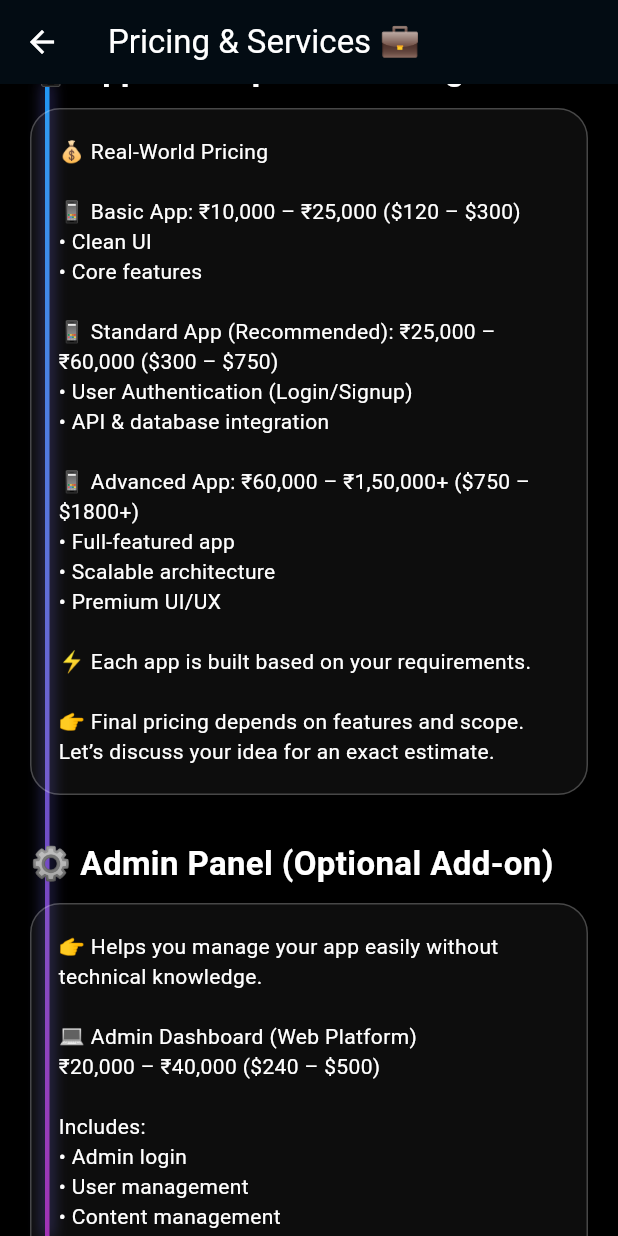
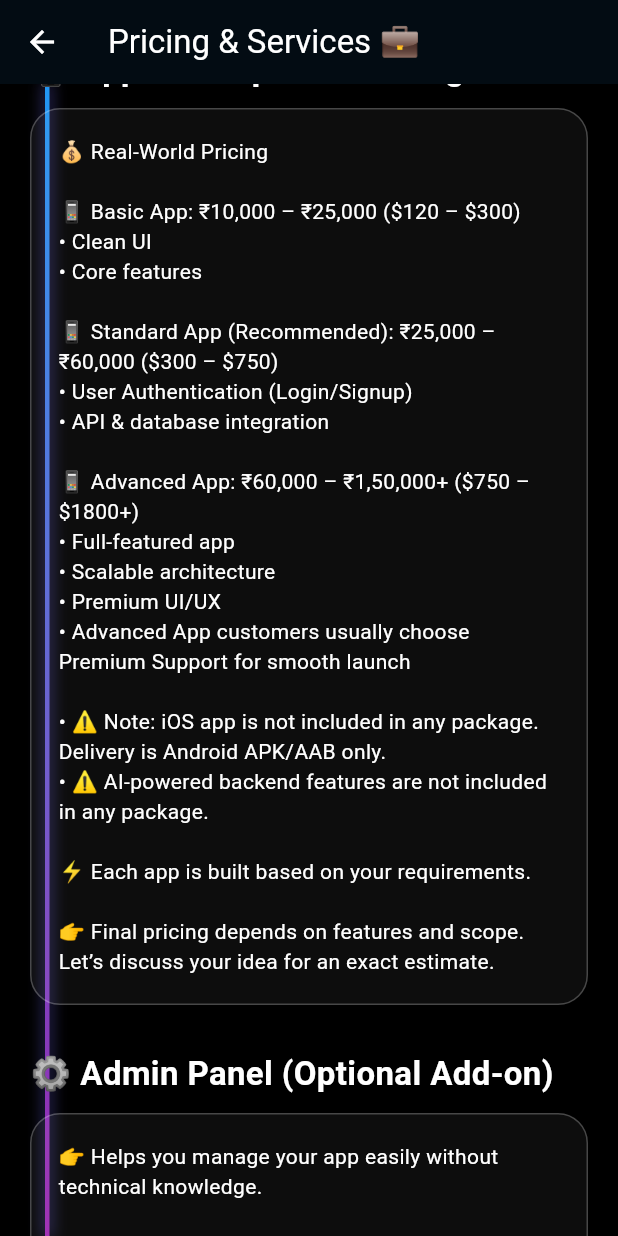
Before and after one commit to sagarborkar0888-wq/sagar-portfolio, a Flutter app: the PricingSection screen opened directly, scrolled down 576 dp, on a phone screen of 412 x 824 dp. Run offline on Flutter 3.47's test engine with Material 3 defaults, Android fonts, the phone set to English and light mode, and no system bars; our stand-ins replace cached_network_image, visibility_detector.

Commit message:
Update website

```diff
--- a/lib/screens/pricing_section.dart
+++ b/lib/screens/pricing_section.dart
@@ -26,9 +26,8 @@ class PricingSection extends StatelessWidget {
               children: [
 
                 _title("💼 Services Offered"),
-                UiHelper.scrollAnimation(
-                  child: _section(_services()),
-                ),
+                 _section(_services()),
+
 
                 _title("💎 Custom App Pricing"),
 
@@ -59,7 +58,10 @@ class PricingSection extends StatelessWidget {
                           "📱 Advanced App: ₹60,000 – ₹1,50,000+ (\$750 – \$1800+)\n"
                           "• Full-featured app\n"
                           "• Scalable architecture\n"
-                          "• Premium UI/UX\n\n"
+                          "• Premium UI/UX\n"
+                          "• Advanced App customers usually choose Premium Support for smooth launch\n\n"
+                          "• ⚠ Note: iOS app is not included in any package. Delivery is Android APK/AAB only.\n"
+                          "• ⚠ AI-powered backend features are not included in any package.\n\n"
 
                           "⚡ Each app is built based on your requirements.\n\n"
                           "👉 Final pricing depends on features and scope.\n"
@@ -322,9 +324,10 @@ Thank you.
   ];
 
   List<Widget> _support() => const [
-    Text("• Basic: No Support"),
-    Text("• Standard: 7 Days"),
-    Text("• Premium: 30 Days"),
+    Text("• Basic: No Support – Just app delivery"),
+    Text("• Standard: 7 Days – Minor bug fixes after launch"),
+    Text("• Premium: 30 Days – Full launch support + minor updates (recommended for Advanced Apps)"),
+    Text("• Optional: Monthly Support – Ongoing updates & maintenance (₹5k–10k/month)"),
   ];
 
   List<Widget> _payment() => const [
```
Also changed, not shown: lib/screens/about_section.dart (+7 -6 lines), lib/screens/home_section.dart (+9 -16 lines).
